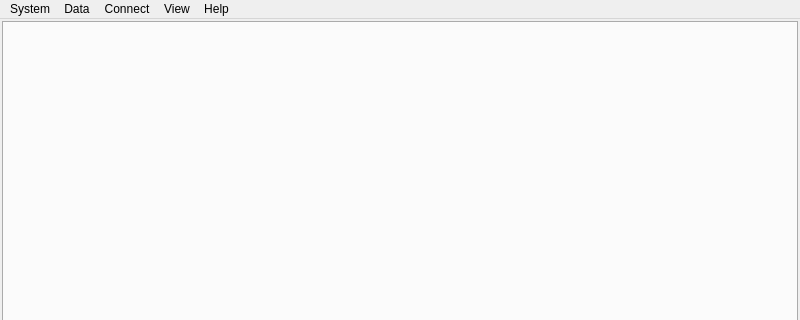
Old version of the form ui/aradomain.ui in the repository berndhs/arado; both pictures show x 0 to 800 and y 0 to 320 of the 800 by 600 pixel window.
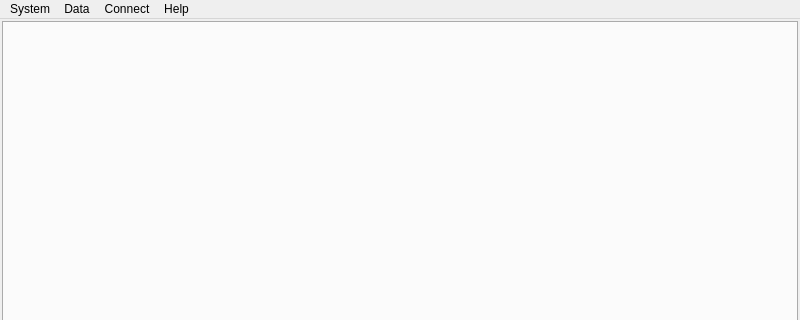
New version of the form. Icons and pictures are not drawn.

The edit to the form file:
```diff
--- a/ui/aradomain.ui
+++ b/ui/aradomain.ui
@@ -88,16 +88,9 @@
     <addaction name="separator"/>
     <addaction name="actionAddServer"/>
    </widget>
-   <widget class="QMenu" name="menuView">
-    <property name="title">
-     <string>View</string>
-    </property>
-    <addaction name="actionToggleUrlDisplay"/>
-   </widget>
    <addaction name="menuFile"/>
    <addaction name="menuData"/>
    <addaction name="menuNetwork"/>
-   <addaction name="menuView"/>
    <addaction name="menuHelp"/>
   </widget>
   <action name="actionExit">
```
